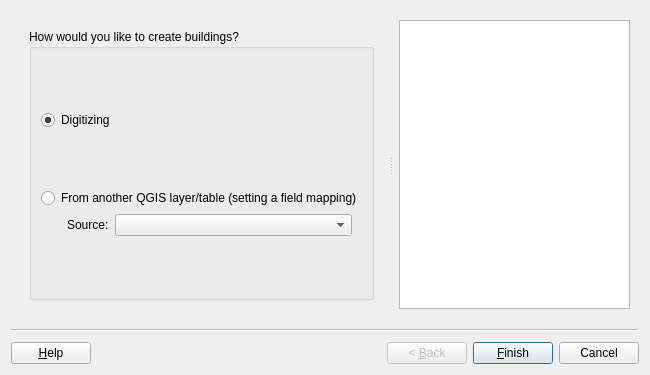
SwissTierrasColombia/Asistente-LADM-COL, file asistente_ladm_col/ui/wiz_create_building_cadastre.ui: the form before one commit.
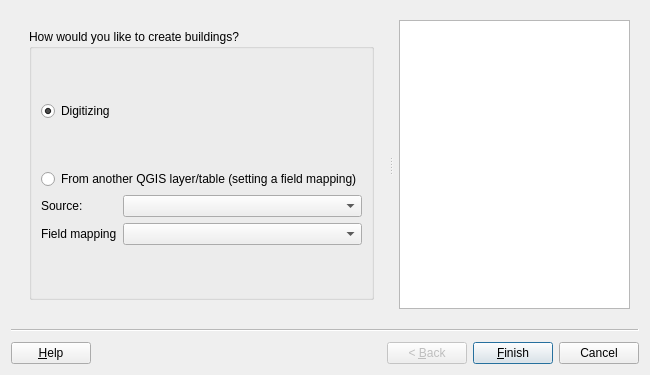
The form after the commit. Custom widgets are drawn as their Qt base class.

Commit message: Replicate the function of save and load fields mapping in all wizard of the aplication

The edit to the form file:
```diff
--- a/asistente_ladm_col/ui/wiz_create_building_cadastre.ui
+++ b/asistente_ladm_col/ui/wiz_create_building_cadastre.ui
@@ -68,14 +68,8 @@
           </property>
           <layout class="QGridLayout" name="gridLayout_3">
            <item row="4" column="0">
-            <layout class="QHBoxLayout" name="horizontalLayout_3">
-             <property name="leftMargin">
-              <number>26</number>
-             </property>
-             <property name="rightMargin">
-              <number>10</number>
-             </property>
-             <item>
+            <layout class="QGridLayout" name="gridLayout_2">
+             <item row="0" column="0">
               <widget class="QLabel" name="lbl_refactor_source">
                <property name="sizePolicy">
                 <sizepolicy hsizetype="Preferred" vsizetype="Preferred">
@@ -88,7 +82,7 @@
                </property>
               </widget>
              </item>
-             <item>
+             <item row="0" column="1">
               <widget class="QgsMapLayerComboBox" name="mMapLayerComboBox">
                <property name="sizePolicy">
                 <sizepolicy hsizetype="Expanding" vsizetype="Fixed">
@@ -110,6 +104,16 @@
                </property>
               </widget>
              </item>
+             <item row="1" column="0">
+              <widget class="QLabel" name="lbl_field_mapping">
+               <property name="text">
+                <string>Field mapping</string>
+               </property>
+              </widget>
+             </item>
+             <item row="1" column="1">
+              <widget class="QComboBox" name="cbo_mapping"/>
+             </item>
             </layout>
            </item>
            <item row="1" column="0">
```
Left out of the diff: 92 changed lines with no effect on the pictures. The commit also changes 28 other files.
